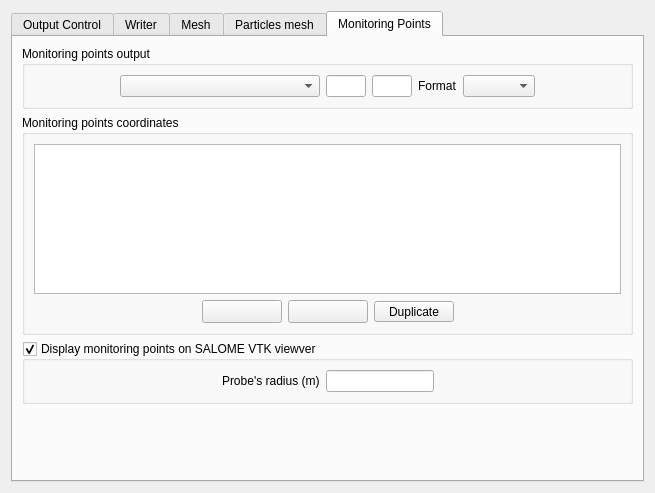
Above: gui/Pages/OutputControlForm.ui from code-saturne/code_saturne before the change. Below: the same form after it.
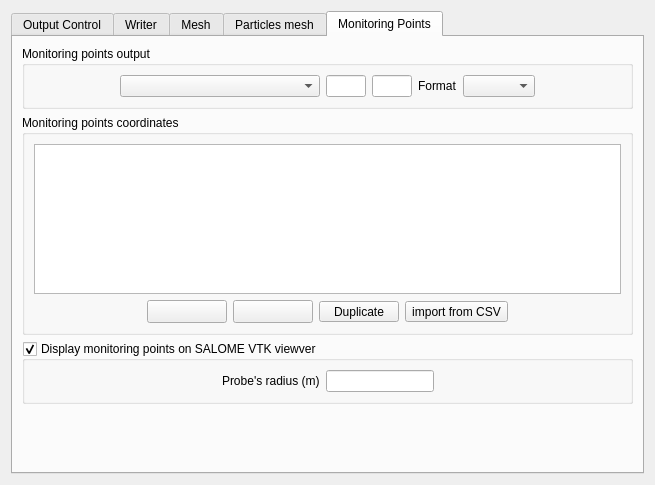
That is the form after the change. The open tabs and pages were chosen to show the change. Icons and pictures are not drawn.

Commit message: add capability to import probes location from a csv file

```diff
--- a/gui/Pages/OutputControlForm.ui
+++ b/gui/Pages/OutputControlForm.ui
@@ -7,7 +7,7 @@
     <x>0</x>
     <y>0</y>
     <width>655</width>
-    <height>493</height>
+    <height>485</height>
    </rect>
   </property>
   <property name="windowTitle">
@@ -1243,6 +1243,28 @@
               </property>
              </widget>
             </item>
+            <item>
+             <widget class="QToolButton" name="toolButtonImportCSV">
+              <property name="minimumSize">
+               <size>
+                <width>80</width>
+                <height>0</height>
+               </size>
+              </property>
+              <property name="maximumSize">
+               <size>
+                <width>120</width>
+                <height>16777215</height>
+               </size>
+              </property>
+              <property name="statusTip">
+               <string>Delet several lines if you want</string>
+              </property>
+              <property name="text">
+               <string>import from CSV</string>
+              </property>
+             </widget>
+            </item>
             <item>
              <spacer>
               <property name="orientation">
```
Left out of the diff: 6 changed lines with no effect on the pictures. The commit also changes 2 other files.
